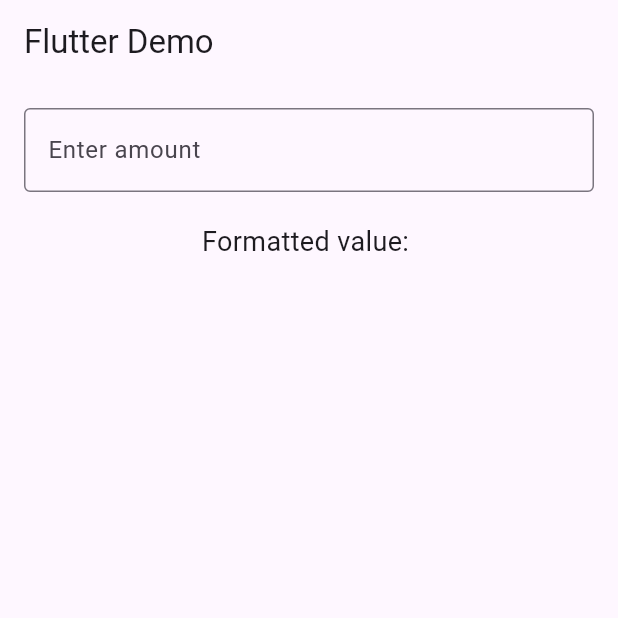
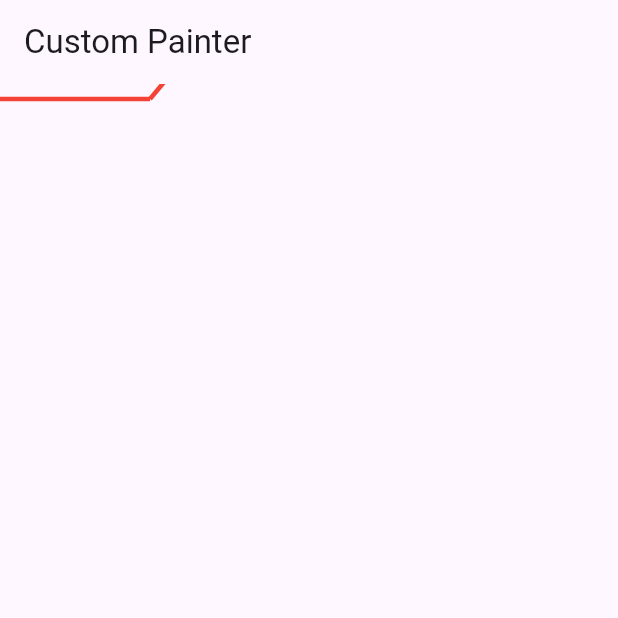
Before and after one commit to muhammadarslannasr/pagination_with_multiple_list_scroll_to_top_flutter_app, a Flutter app: the screen it shows after launch, on a phone screen of 412 x 824 dp, the top half of it. Run offline on Flutter 3.47's test engine with Material 3 defaults, Android fonts, the phone set to English and light mode, and no system bars; our stand-ins replace csv, file_picker, fixnum, image_picker, responsive_sizer, screenshot and 1 more; missing offline and left inert: cached_video_player_plus, flutter_barcode_scanner, flutter_custom_tabs, mobile_scanner, pylons_sdk, whatsapp_share.

Commit message:
custom painter example

```diff
--- /dev/null
+++ b/lib/customPainter/custom_painter_example.dart
@@ -0,0 +1,40 @@
+import 'package:flutter/material.dart';
+import 'dart:ui' as ui;
+
+class CustomPainterExample extends StatelessWidget {
+  const CustomPainterExample({super.key});
+
+  @override
+  Widget build(BuildContext context) {
+    return Scaffold(
+      appBar: AppBar(
+        title: Text('Custom Painter'),
+      ),
+      body: Column(
+        children: [
+          CustomPaint(
+            size: const Size(100, 10),
+            painter: LinePainter(),
+          ),
+        ],
+      ),
+    );
+  }
+}
+
+class LinePainter extends CustomPainter {
+  @override
+  void paint(Canvas canvas, Size size) {
+    const pointMode = ui.PointMode.polygon;
+    final points = [const Offset(0, 10), const Offset(100, 10), const Offset(110, -2)];
+    final paint = Paint()
+      ..color = Colors.red
+      ..strokeWidth = 3;
+    canvas.drawPoints(pointMode, points, paint);
+  }
+
+  @override
+  bool shouldRepaint(covariant CustomPainter oldDelegate) {
+    return false;
+  }
+}
--- a/lib/main.dart
+++ b/lib/main.dart
@@ -1,9 +1,5 @@
 import 'package:flutter/material.dart';
-import 'package:flutter_mixup_tries_project/inn_app_web_browser_flutter/inn_app_web_browser_screen.dart';
-import 'package:flutter_mixup_tries_project/popup_menu_list_view_builder_screen/popup_menu_list_view_builder_screen.dart';
-import 'package:flutter_mixup_tries_project/pylons_sdk_example/pylons_sdk_screen.dart';
-import 'package:flutter_mixup_tries_project/speech_to_text/speech_to_text_screen.dart';
-import 'package:flutter_mixup_tries_project/text_form_field_formatter_screen.dart';
+import 'package:flutter_mixup_tries_project/customPainter/custom_painter_example.dart';
 import 'package:responsive_sizer/responsive_sizer.dart';
 import 'package:pylons_sdk/pylons_sdk.dart';
 
@@ -43,7 +39,8 @@ class MyApp extends StatelessWidget {
         // home: const InnAppWebBrowserScreen(),
         // home: const PopUpMenuListViewBuilderScreen(),
         // home: const PylonsSdkScreen(),
-        home: const TextFormFieldFormatterScreen(),
+        // home: const TextFormFieldFormatterScreen(),
+        home: const CustomPainterExample(),
       );
     });
   }
--- a/lib/text_form_field_formatter_screen.dart
+++ b/lib/text_form_field_formatter_screen.dart
@@ -1,7 +1,5 @@
 import 'package:flutter/material.dart';
 import 'package:flutter/services.dart';
-import 'package:intl/intl.dart';
-import 'package:mask_text_input_formatter/mask_text_input_formatter.dart';
 
 class TextFormFieldFormatterScreen extends StatefulWidget {
   const TextFormFieldFormatterScreen({super.key});
@@ -11,7 +9,7 @@ class TextFormFieldFormatterScreen extends StatefulWidget {
 }
 
 class _TextFormFieldFormatterScreenState extends State<TextFormFieldFormatterScreen> {
-  TextEditingController _controller = TextEditingController();
+  final TextEditingController _controller = TextEditingController();
 
   @override
   Widget build(BuildContext context) {
```
